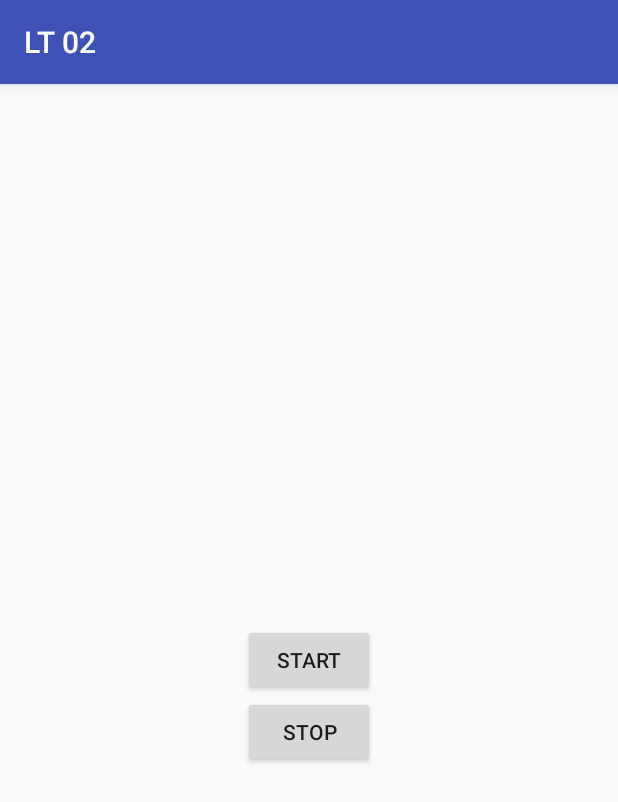
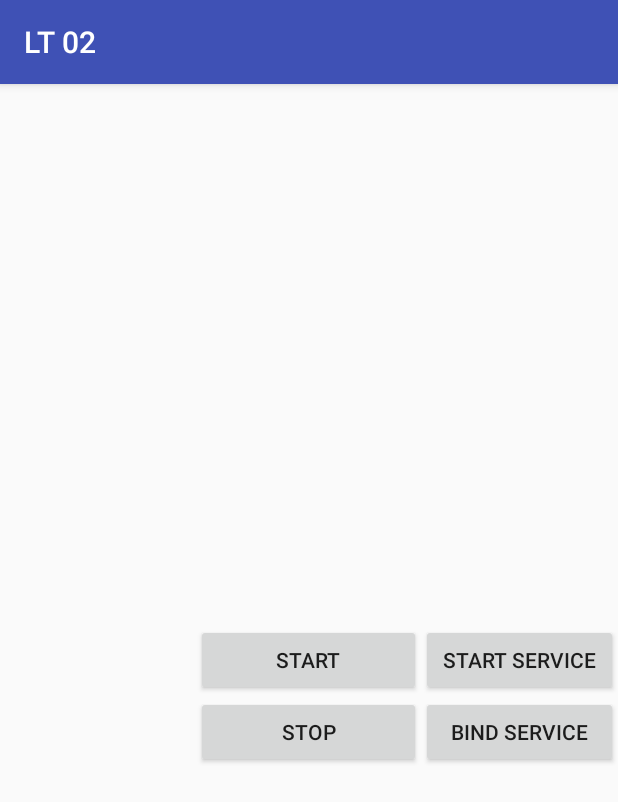
Before and after one commit to FrankHongS/LT-02, an Android app: the WorkManagerActivity screen opened directly, with no data from a screen before it, on a phone screen of 412 x 824 dp. Shown: the top 802 px of the screen. Run offline under Robolectric (Android 15) with nearby library versions, the phone set to English and light mode, and no system bars; 1 statement that could not run was skipped.

Commit message:
关于service

```diff
--- a/app/src/main/AndroidManifest.xml
+++ b/app/src/main/AndroidManifest.xml
@@ -20,6 +20,8 @@
         </activity>
         <activity android:name=".Test02Activity" />
         <activity android:name=".workmanager.WorkManagerActivity"/>
+
+        <service android:name=".service.Service01"/>
     </application>
 
 </manifest>
--- a/app/src/main/res/layout/activity_work_manager.xml
+++ b/app/src/main/res/layout/activity_work_manager.xml
@@ -5,7 +5,7 @@
 
     <Button
         android:id="@+id/btn_start"
-        android:layout_width="wrap_content"
+        android:layout_width="150dp"
         android:layout_height="wrap_content"
         android:text="start"
         android:layout_centerInParent="true"
@@ -13,11 +13,30 @@
 
     <Button
         android:id="@+id/btn_stop"
-        android:layout_width="wrap_content"
+        android:layout_width="150dp"
         android:layout_height="wrap_content"
         android:text="stop"
         android:layout_below="@id/btn_start"
         android:layout_centerInParent="true"
         android:onClick="onClick"/>
 
+    <Button
+        android:id="@+id/btn_start_service"
+        android:layout_width="150dp"
+        android:layout_height="wrap_content"
+        android:text="start service"
+        android:layout_toRightOf="@id/btn_start"
+        android:layout_centerInParent="true"
+        android:onClick="onClick"/>
+
+    <Button
+        android:id="@+id/btn_bind_service"
+        android:layout_width="150dp"
+        android:layout_height="wrap_content"
+        android:text="bind service"
+        android:layout_toRightOf="@id/btn_stop"
+        android:layout_below="@id/btn_start_service"
+        android:layout_centerInParent="true"
+        android:onClick="onClick"/>
+
 </RelativeLayout>
```
Also changed, not shown: app/src/main/java/com/hon/librarytest02/service/Service01.java (added, +62 -0 lines), app/src/main/java/com/hon/librarytest02/workmanager/WorkManagerActivity.java (+22 -0 lines).
